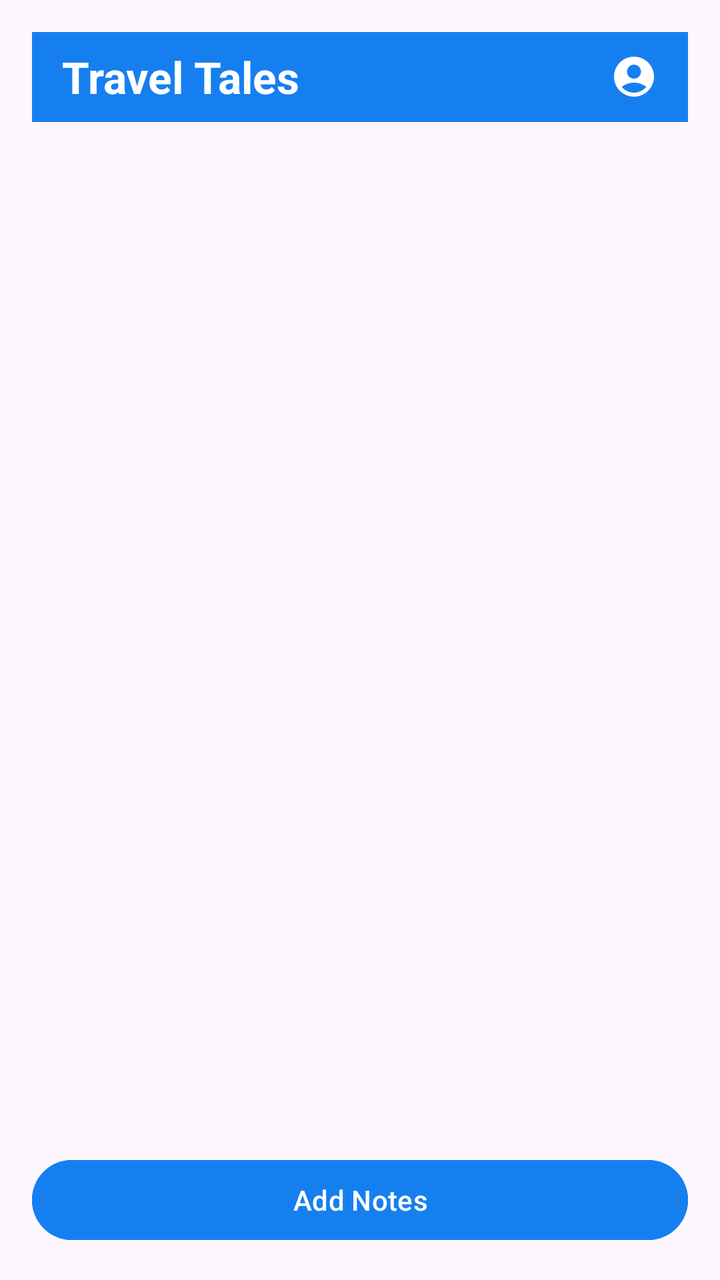
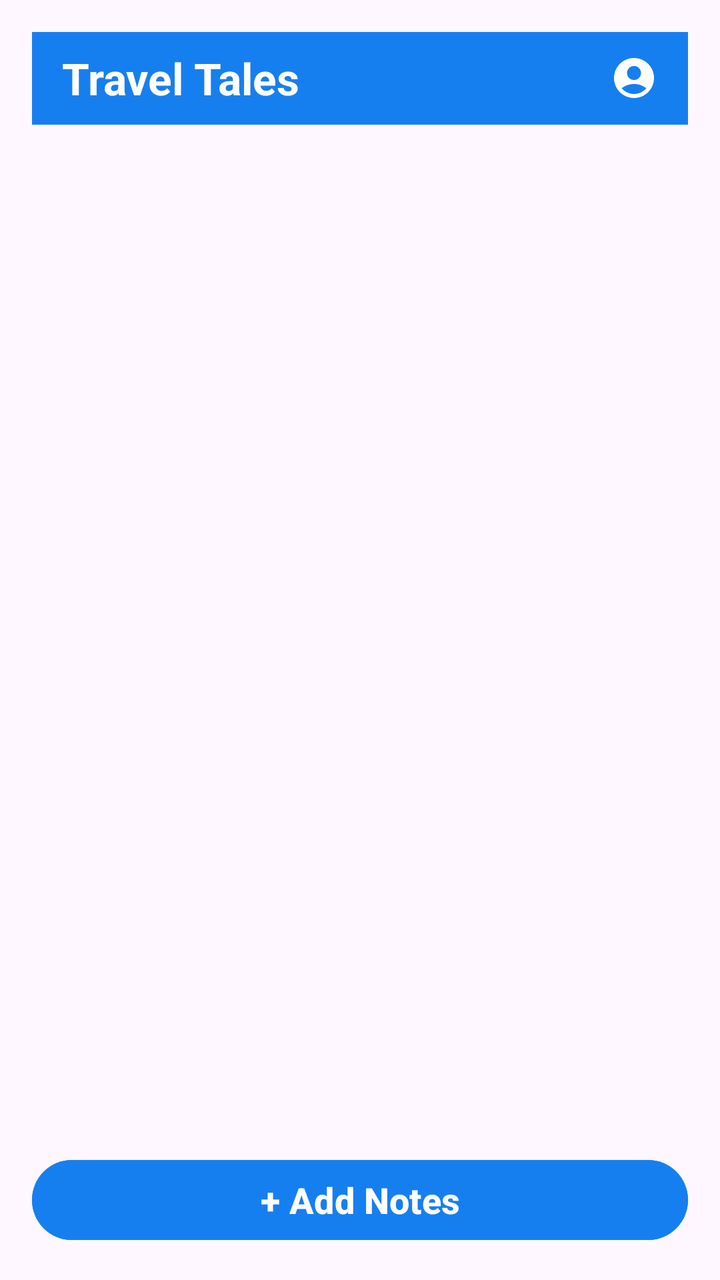

An Android layout rendered at two revisions. The XML below is the earlier revision; the diff shows what the commit changed to produce the second picture.
<!-- AndroidManifest.xml: application theme Theme.TravelTales -->
<!-- res/layout/activity_homepage.xml -->
<?xml version="1.0" encoding="utf-8"?>
<LinearLayout xmlns:android="http://schemas.android.com/apk/res/android"
    android:layout_width="match_parent"
    android:layout_height="match_parent"
    android:id="@+id/main"
    android:orientation="vertical">

    
    <LinearLayout
        android:layout_width="match_parent"
        android:layout_height="0dp"
        android:layout_weight="0.1"
        android:layout_margin="16dp"
        android:background="@color/blue"
        android:tag="appTheme"
        android:gravity="center_vertical"
        android:padding="5dp"
        android:orientation="horizontal">

        <TextView
            android:layout_width="0dp"
            android:layout_height="wrap_content"
            android:layout_weight="1"
            android:text="Travel Tales"
            android:textSize="22sp"
            android:textStyle="bold"
            android:textColor="@color/white"
            android:layout_marginLeft="10dp"/>

        <ImageButton
            android:layout_width="wrap_content"
            android:layout_height="wrap_content"
            android:id="@+id/profileBtn"
            android:src="@drawable/profile"
            android:contentDescription="Profile"
            android:tint="@color/white"
            android:scaleType="fitCenter"
            android:background="@null"
            android:layout_marginRight="10dp"/>

    </LinearLayout>
    
    
    <androidx.recyclerview.widget.RecyclerView
        android:layout_width="match_parent"
        android:layout_height="0dp"
        android:layout_weight="1"
        android:id="@+id/notesRecycler"
        android:padding="10dp"
        android:layout_margin="16dp">
    </androidx.recyclerview.widget.RecyclerView>

    
    <Button
        android:layout_width="match_parent"
        android:layout_height="wrap_content"
        android:id="@+id/addBtn"
        android:text="Add Notes"
        android:layout_margin="16dp"
        android:backgroundTint="@color/blue"
        android:tag="appTheme"/>

</LinearLayout>
<!-- resources referenced by this layout -->
<resources>
  <color name="blue">#167FF0</color>
  <color name="white">#FFFFFF</color>
  <!-- drawable profile (drawable) -->
  <vector xmlns:android="http://schemas.android.com/apk/res/android" android:height="24dp" android:tint="#000000" android:viewportHeight="24" android:viewportWidth="24" android:width="24dp">
        
      <path android:fillColor="@android:color/white" android:pathData="M12,2C6.48,2 2,6.48 2,12s4.48,10 10,10s10,-4.48 10,-10S17.52,2 12,2zM12,6c1.93,0 3.5,1.57 3.5,3.5S13.93,13 12,13s-3.5,-1.57 -3.5,-3.5S10.07,6 12,6zM12,20c-2.03,0 -4.43,-0.82 -6.14,-2.88C7.55,15.8 9.68,15 12,15s4.45,0.8 6.14,2.12C16.43,19.18 14.03,20 12,20z"/>
      
  </vector>
  <style name="Theme.TravelTales" parent="Base.Theme.TravelTales" />
  <style name="Base.Theme.TravelTales" parent="Theme.Material3.DayNight.NoActionBar">
          
          
      </style>
</resources>

<!-- the commit's change to res/layout/activity_homepage.xml (unified diff, before → after) -->
@@ -55,8 +55,11 @@
         android:layout_width="match_parent"
         android:layout_height="wrap_content"
         android:id="@+id/addBtn"
-        android:text="Add Notes"
-        android:layout_margin="16dp"
+        android:text="+ Add Notes"
+        android:textSize="18sp"
+        android:textStyle="bold"
+        android:layout_marginHorizontal="16dp"
+        android:layout_marginBottom="16dp"
         android:backgroundTint="@color/blue"
         android:tag="appTheme"/>
 
